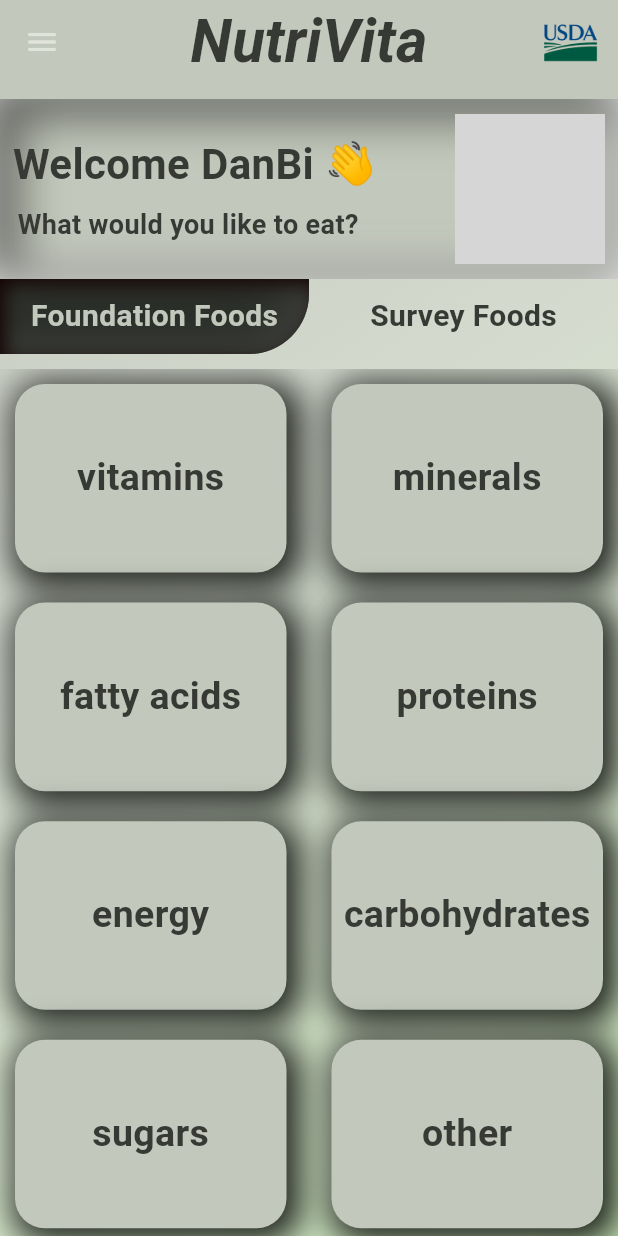
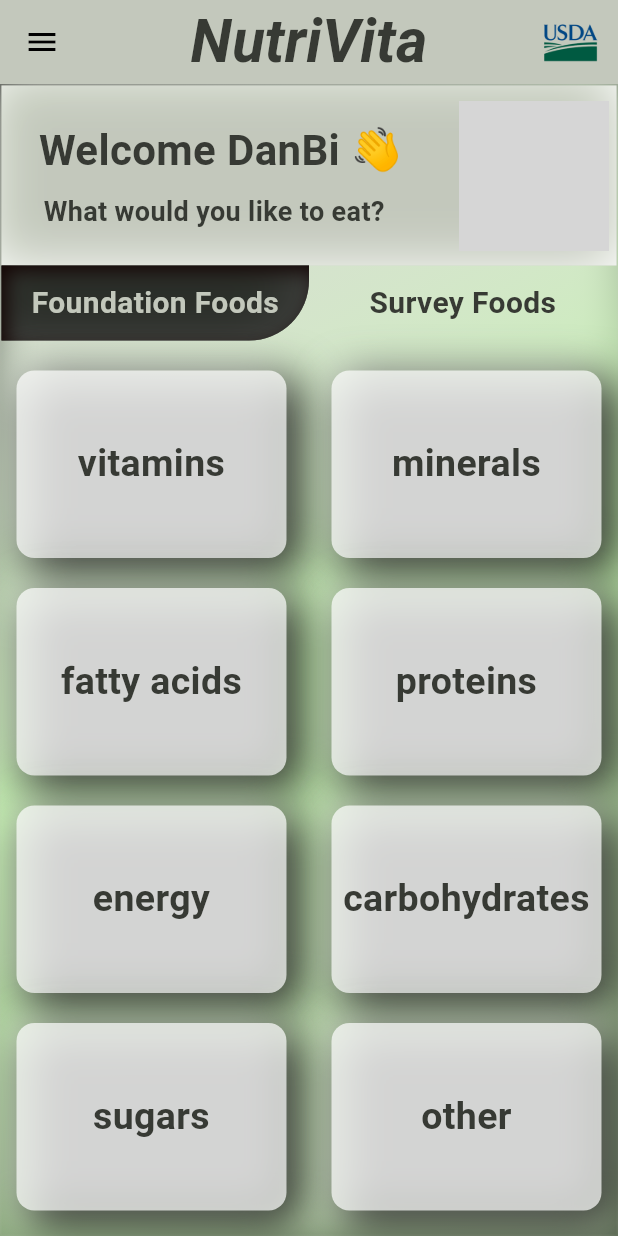
Before and after one commit to danbi4f/nutrivita_demo_v2_8.07.25, a Flutter app: the screen it shows after launch, on a phone screen of 412 x 824 dp. Run offline on Flutter 3.47's test engine with Material 3 defaults, Android fonts, the phone set to English and light mode, and no system bars; our stand-ins replace bloc, equatable, flutter_bloc, flutter_inset_box_shadow; network calls fail; grey boxes are pictures that could not be loaded.

Commit message:
AnimatedBuilder & Drawer

```diff
--- a/lib/category_group/presentation/widget/category_group_item.dart
+++ b/lib/category_group/presentation/widget/category_group_item.dart
@@ -32,23 +32,23 @@
         margin: const EdgeInsets.all(10),
         //padding: const EdgeInsets.all(50),
         decoration: BoxDecoration(
-          color: Theme.of(context).colorScheme.onSurfaceVariant,
-          borderRadius: BorderRadius.circular(20),
+          color: Colors.white70,
+          borderRadius: BorderRadius.circular(12),
           boxShadow: [
             // dark
             BoxShadow(
               color: Theme.of(context).colorScheme.surfaceContainerLowest,
-              offset: const Offset(4, 4),
-              blurRadius: 20,
-              spreadRadius: 5,
+              offset: const Offset(7, 7),
+              blurRadius: 25,
+              spreadRadius: 2,
             ),
 
             // light
             BoxShadow(
-              color: Colors.white24,
+              color: Colors.white.withOpacity(0.4),
               offset: const Offset(-4, -4),
               blurRadius: 20,
-              spreadRadius: -5,
+              spreadRadius: 0,
             ),
 
             //
--- a/lib/category_group/presentation/widget/category_group_success_widget.dart
+++ b/lib/category_group/presentation/widget/category_group_success_widget.dart
@@ -22,14 +22,8 @@
     final List<CategoryGroup> categories =
         context.watch<CategoryGroupBloc>().state.categories;
 
-    return Container(
-      decoration: BoxDecoration(
-        gradient: LinearGradient(
-          colors: [Colors.white.withOpacity(0.1), Color(0xFFD0F0C0)],
-          begin: Alignment.topLeft,
-          end: Alignment.bottomRight,
-        ),
-      ),
+    return ColoredBox(
+      color: Colors.transparent,
       child: Column(
         children: [
           MyCustomButton2(
@@ -51,6 +45,9 @@
                 crossAxisCount: 2,
                 childAspectRatio: 2 / 1.45,
               ),
+              padding: EdgeInsets.zero,
+              shrinkWrap: true,
+              physics: BouncingScrollPhysics(),
               itemBuilder: (context, index) {
                 return CategoryGroupItem(
                   category: categories[index],
--- a/lib/home_page.dart
+++ b/lib/home_page.dart
@@ -3,7 +3,7 @@
 import 'package:nutrivita_demo_v2/category_group/data/repository/category_group_repository.dart';
 import 'package:nutrivita_demo_v2/category_group/data/service/category_group_service.dart';
 import 'package:nutrivita_demo_v2/category_group/presentation/bloc/category_group_bloc.dart';
-import 'package:nutrivita_demo_v2/main_layout.dart';
+import 'package:nutrivita_demo_v2/screen/main_layout/main_layout.dart';
 
 class HomePage extends StatelessWidget {
   const HomePage({super.key});
--- a/lib/main_layout.dart
+++ /dev/null
@@ -1,58 +0,0 @@
-import 'package:flutter/material.dart';
-import 'package:nutrivita_demo_v2/category_group/presentation/widget/category_group_widget.dart';
-import 'package:nutrivita_demo_v2/widget/header_title.dart';
-
-class MainLayout extends StatefulWidget {
-  const MainLayout({super.key});
-
-  @override
-  State<MainLayout> createState() => _MainPayoutState();
-}
-
-class _MainPayoutState extends State<MainLayout> {
-  @override
-  Widget build(BuildContext context) {
-    return SafeArea(
-      child: Scaffold(
-        appBar: AppBar(
-          backgroundColor: Theme.of(context).colorScheme.onSurfaceVariant,
-          centerTitle: true,
-          title: Text(
-            'NutriVita',
-            style: TextStyle(
-              fontStyle: FontStyle.italic,
-              fontWeight: FontWeight.bold,
-              fontSize: 40,
-              color: Theme.of(context).colorScheme.surfaceBright,
-            ),
-          ),
-          actions: [
-            Padding(
-              padding: const EdgeInsets.only(right: 12.0),
-              child: Image.asset('assets/USDA3.png', height: 40, width: 40),
-            ),
-          ],
-        ),
-        drawer: Drawer(
-          backgroundColor: Theme.of(context).colorScheme.surfaceContainerHigh,
-          child: ListView(
-            padding: EdgeInsets.zero,
-            children: const [DrawerHeader(child: Text('Nutrivita Demo'))],
-          ),
-        ),
-        backgroundColor: Theme.of(context).colorScheme.surfaceContainerHigh,
-        body: Container(
-          color: Theme.of(context).colorScheme.onSurfaceVariant,
-          child: Column(
-            children: [
-              SizedBox(height: 10),
-              HeaderTitle(),
-
-              Expanded(child: CategoryGroupWidget()),
-            ],
-          ),
-        ),
-      ),
-    );
-  }
-}
--- /dev/null
+++ b/lib/screen/main_layout/main_layout.dart
@@ -0,0 +1,61 @@
+import 'package:flutter/material.dart';
+import 'package:nutrivita_demo_v2/screen/main_layout/widget/background_animated.dart';
+import 'package:nutrivita_demo_v2/screen/main_layout/widget/column_animated.dart';
+import 'package:nutrivita_demo_v2/screen/main_layout/widget/drawer_animated.dart';
+import 'package:nutrivita_demo_v2/screen/main_layout/widget/main_app_bar.dart';
+
+class MainLayout extends StatefulWidget {
+  const MainLayout({super.key});
+
+  @override
+  MainLayoutState createState() => MainLayoutState();
+}
+
+class MainLayoutState extends State<MainLayout>
+    with SingleTickerProviderStateMixin {
+  late AnimationController _controller;
+
+  @override
+  void initState() {
+    super.initState();
+    _controller = AnimationController(
+      duration: Duration(milliseconds: 130),
+      vsync: this,
+    );
+  }
+
+  void toggleDrawer() {
+    if (_controller.isDismissed) {
+      _controller.forward();
+    } else {
+      _controller.reverse();
+    }
+  }
+
+  @override
+  Widget build(BuildContext context) {
+    return Scaffold(
+      appBar: MainAppBar(toggleDrawer: toggleDrawer),
+
+      body: Stack(
+        children: [
+          //background
+          BackgroundAnimated(
+            controller: _controller,
+            toggleDrawer: toggleDrawer,
+          ),
+          // Drawer
+          DrawerAnimated(controller: _controller),
+          // Column with HeaderTitle and CategoryGroupWidget
+          ColumnAnimated(controller: _controller),
+        ],
+      ),
+    );
+  }
+
+  @override
+  void dispose() {
+    _controller.dispose();
+    super.dispose();
+  }
+}
--- /dev/null
+++ b/lib/screen/main_layout/widget/background_animated.dart
@@ -0,0 +1,29 @@
+import 'package:flutter/material.dart';
+
+class BackgroundAnimated extends StatelessWidget {
+  const BackgroundAnimated({
+    super.key,
+    required this.controller,
+    required this.toggleDrawer,
+  });
+
+  final AnimationController controller;
+  final void Function() toggleDrawer;
+
+  @override
+  Widget build(BuildContext context) {
+    return AnimatedBuilder(
+      animation: controller,
+      builder: (context, _) {
+        return GestureDetector(
+          onTap: toggleDrawer,
+          child: Container(
+            color: Theme.of(context).colorScheme.onPrimaryContainer.withOpacity(
+              0.4 * controller.value,
+            ),
+          ),
+        );
+      },
+    );
+  }
+}
--- /dev/null
+++ b/lib/screen/main_layout/widget/column_animated.dart
@@ -0,0 +1,72 @@
+import 'dart:ui';
+
+import 'package:flutter/material.dart';
+import 'package:nutrivita_demo_v2/category_group/presentation/widget/category_group_widget.dart';
+import 'package:nutrivita_demo_v2/widget/header_title.dart';
+
+class ColumnAnimated extends StatelessWidget {
+  const ColumnAnimated({super.key, required this.controller});
+
+  final AnimationController controller;
+
+  @override
+  Widget build(BuildContext context) {
+    final double scaleDown = 0.85;
+    final double shiftRight = 150;
+
+    return AnimatedBuilder(
+      animation: controller,
+      builder: (context, _) {
+        final scale = 1 - (controller.value * (1 - scaleDown));
+        final shift = controller.value * shiftRight;
+        final radius = controller.value * 10;
+
+        return Transform(
+          transform:
+              Matrix4.identity()
+                ..translate(shift)
+                ..scale(scale),
+          alignment: Alignment.center,
+          child: ClipRRect(
+            borderRadius: BorderRadius.circular(radius),
+            child: BackdropFilter(
+              filter: ImageFilter.blur(sigmaX: 1, sigmaY: 1),
+              child: Container(
+                decoration: BoxDecoration(
+                  gradient: LinearGradient(
+                    colors: [
+                      Colors.white.withOpacity(0.2),
+                      Theme.of(context).colorScheme.onPrimaryContainer,
+                      Theme.of(
+                        context,
+                      ).colorScheme.onPrimaryContainer.withOpacity(0.3),
+                    ],
+                    begin: Alignment.topLeft,
+                    end: Alignment.bottomRight,
+                  ),
+                  border: Border.all(
+                    color: Theme.of(
+                      context,
+                    ).colorScheme.onSurfaceVariant.withOpacity(0.1),
+                  ),
+                  boxShadow: [
+                    BoxShadow(
+                      color: Theme.of(context).colorScheme.onSurfaceVariant,
+                      blurRadius: 20,
+                    ),
+                  ],
+                ),
+                child: Column(
+                  children: [
+                    HeaderTitle(),
+                    Expanded(child: CategoryGroupWidget()),
+                  ],
+                ),
+              ),
+            ),
+          ),
+        );
+      },
+    );
+  }
+}
--- /dev/null
+++ b/lib/screen/main_layout/widget/drawer_animated.dart
@@ -0,0 +1,97 @@
+import 'dart:ui';
+
+import 'package:flutter/material.dart';
+
+class DrawerAnimated extends StatelessWidget {
+  const DrawerAnimated({super.key, required this.controller});
+
+  final AnimationController controller;
+
+  @override
+  Widget build(BuildContext context) {
+    final double drawerWidth = 220;
+    return AnimatedBuilder(
+      animation: controller,
+      builder: (context, _) {
+        double slide = -drawerWidth + (controller.value * drawerWidth);
+        return Transform.translate(
+          offset: Offset(slide, 0),
+          child: Container(
+            margin: EdgeInsets.only(top: 2),
+            width: drawerWidth,
+
+            child: ClipRRect(
+              borderRadius: BorderRadius.only(
+                topRight: Radius.circular(20),
+                bottomRight: Radius.circular(20),
+              ),
+              child: BackdropFilter(
+                filter: ImageFilter.blur(sigmaX: 1, sigmaY: 1),
+                child: Container(
+                  decoration: BoxDecoration(
+                    gradient: LinearGradient(
+                      colors: [
+                        Theme.of(
+                          context,
+                        ).colorScheme.onSurfaceVariant.withOpacity(1),
+                        Theme.of(
+                          context,
+                        ).colorScheme.onSurfaceVariant.withOpacity(0.2),
+                      ],
+                      begin: Alignment.topLeft,
+                      end: Alignment.bottomRight,
+                    ),
+                    border: Border.all(
+                      width: 4,
+                      color: Theme.of(
+                        context,
+                      ).colorScheme.onSurfaceVariant.withOpacity(0.1),
+                    ),
+                  ),
+                  child: SafeArea(
+                    child: Column(
+                      crossAxisAlignment: CrossAxisAlignment.start,
+                      children: [
+                        DrawerHeader(
+                          child: Text(
+                            "Menu",
+                            style: TextStyle(
+                              fontWeight: FontWeight.bold,
+                              color: Colors.black,
+                              fontSize: 24,
+                            ),
+                          ),
+                        ),
+                        ListTile(
+                          leading: Icon(Icons.home, color: Colors.black),
+                          title: Text(
+                            "Strona główna",
+                            style: TextStyle(
+                              fontWeight: FontWeight.bold,
+                              color: Colors.black,
+                            ),
+                          ),
+                        ),
+                        ListTile(
+                          leading: Icon(Icons.settings, color: Colors.black),
+                          title: Text(
+                            "Ustawienia",
+
+                            style: TextStyle(
+                              fontWeight: FontWeight.bold,
+                              color: Colors.black,
+                            ),
+                          ),
+                        ),
+                      ],
+                    ),
+                  ),
+                ),
+              ),
+            ),
+          ),
+        );
+      },
+    );
+  }
+}
--- /dev/null
+++ b/lib/screen/main_layout/widget/main_app_bar.dart
@@ -0,0 +1,38 @@
+import 'package:flutter/material.dart';
+
+class MainAppBar extends StatelessWidget implements PreferredSizeWidget {
+  const MainAppBar({super.key, required this.toggleDrawer});
+  @override
+  Size get preferredSize => const Size.fromHeight(kToolbarHeight);
+
+  final void Function() toggleDrawer;
+
+  @override
+  Widget build(BuildContext context) {
+    return AppBar(
+      leading: IconButton(
+        onPressed: () {
+          toggleDrawer();
+        },
+        icon: Icon(Icons.menu, color: Colors.black),
+      ),
+      backgroundColor: Theme.of(context).colorScheme.onSurfaceVariant,
+      centerTitle: true,
+      title: Text(
+        'NutriVita',
+        style: TextStyle(
+          fontStyle: FontStyle.italic,
+          fontWeight: FontWeight.bold,
+          fontSize: 40,
+          color: Theme.of(context).colorScheme.surfaceBright,
+        ),
+      ),
+      actions: [
+        Padding(
+          padding: const EdgeInsets.only(right: 12.0),
+          child: Image.asset('assets/USDA3.png', height: 40, width: 40),
+        ),
+      ],
+    );
+  }
+}
--- a/lib/widget/header_title.dart
+++ b/lib/widget/header_title.dart
@@ -10,9 +10,12 @@
       height: 120,
       decoration: BoxDecoration(
         color: Theme.of(context).colorScheme.onSurfaceVariant,
+
         boxShadow: [
           BoxShadow(
-            color: Theme.of(context).colorScheme.surfaceContainerLowest,
+            color: Theme.of(
+              context,
+            ).colorScheme.onPrimaryContainer.withOpacity(0.1),
             offset: const Offset(4, 4),
             blurRadius: 30,
             spreadRadius: 1,
@@ -33,7 +36,9 @@
           Column(
             mainAxisAlignment: MainAxisAlignment.center,
             children: [
-              Text(
+              Padding(
+                padding: const EdgeInsets.only(left: 20),
+                child: Text(
                   'Welcome DanBi 👋',
                   style: TextStyle(
                     fontWeight: FontWeight.bold,
@@ -41,13 +46,17 @@
                     color: Theme.of(context).colorScheme.surfaceBright,
                   ),
                 ),
+              ),
               const SizedBox(height: 8.0),
-              Text(
+              Padding(
+                padding: const EdgeInsets.only(left: 20),
+                child: Text(
                   'What would you like to eat?  ',
                   style: TextStyle(
                     fontWeight: FontWeight.bold,
                     fontSize: 18.0,
                     color: Theme.of(context).colorScheme.surfaceBright,
+                  ),
                 ),
               ),
             ],
```
Lines whose indentation alone changed are shown as unchanged.
